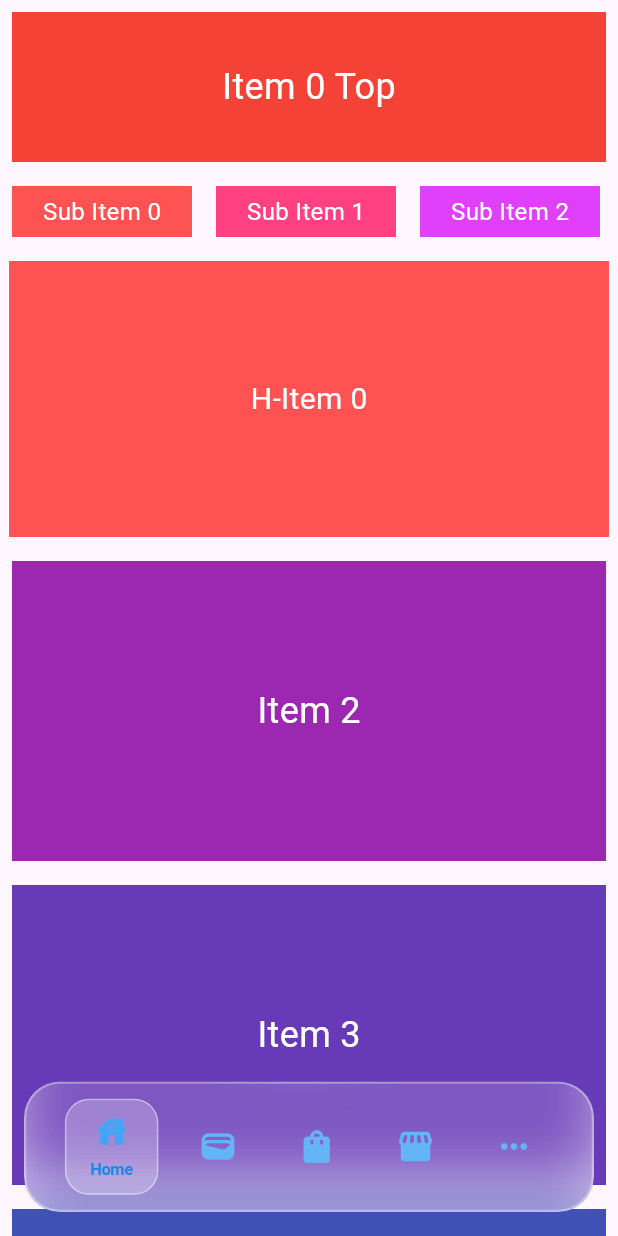
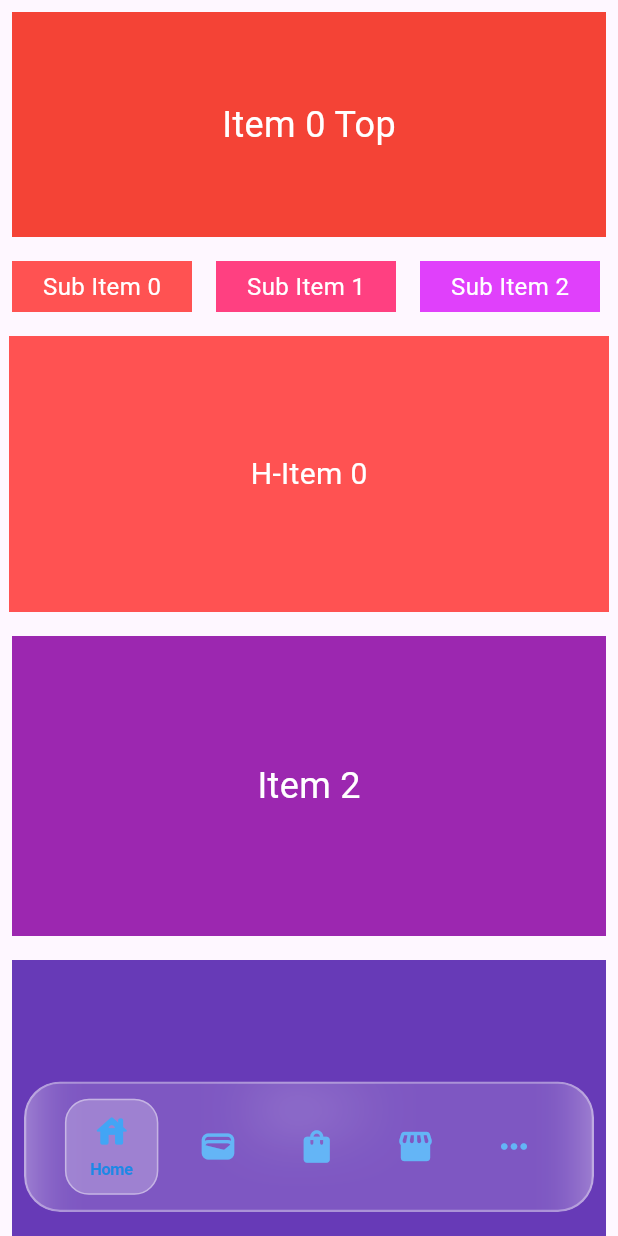
Before and after one commit to ikpil/Ratsbucks, a Flutter app: the screen it shows after launch, on a phone screen of 412 x 824 dp. Run offline on Flutter 3.47's test engine with Material 3 defaults, Android fonts, the light colour scheme and no system bars.

Commit message:
상단 헤더

```diff
--- a/lib/pages/views/home_view.dart
+++ b/lib/pages/views/home_view.dart
@@ -20,62 +20,19 @@ class _HomeViewState extends State<HomeView> {
             PointerDeviceKind.mouse,
           },
         ),
-        child: ListView.builder(
+        child: CustomScrollView(
           physics: const BouncingScrollPhysics(),
-          itemCount: 10,
-          itemBuilder: (context, index) {
-            if (index == 0) {
-              return Column(
-                mainAxisSize: MainAxisSize.min,
-                children: [
-                  // 상단 영역
-                  Container(
-                    height: 100,
-                    margin: const EdgeInsets.all(8.0),
-                    color: Colors.primaries[index % Colors.primaries.length],
-                    child: Center(
-                      child: Text(
-                        'Item $index Top',
-                        style: const TextStyle(color: Colors.white, fontSize: 24),
+          slivers: [
+            SliverPersistentHeader(
+              pinned: true,
+              delegate: _HomeHeaderDelegate(),
             ),
-                    ),
-                  ),
-                  // 하단 영역 (좌우 스크롤)
-                  SizedBox(
-                    height: 50,
-                    child: ScrollConfiguration(
-                      behavior: ScrollConfiguration.of(context).copyWith(
-                        dragDevices: {
-                          PointerDeviceKind.touch,
-                          PointerDeviceKind.mouse,
-                        },
-                      ),
-                      child: ListView.builder(
-                        scrollDirection: Axis.horizontal,
-                        physics: const BouncingScrollPhysics(),
-                        itemCount: 6,
-                        itemBuilder: (context, subIndex) {
-                          return Container(
-                            width: 120,
-                            margin: const EdgeInsets.all(8.0),
-                            color: Colors.accents[subIndex % Colors.accents.length],
-                            child: Center(
-                              child: Text(
-                                'Sub Item $subIndex',
-                                style: const TextStyle(
-                                    color: Colors.white, fontSize: 16),
-                              ),
-                            ),
-                          );
-                        },
-                      ),
-                    ),
-                  ),
-                ],
-              );
-            }
+            SliverList(
+              delegate: SliverChildBuilderDelegate(
+                (context, index) {
+                  final int itemIndex = index + 1;
 
-            if (index == 1) {
+                  if (itemIndex == 1) {
                     return SizedBox(
                       height: 200,
                       child: LayoutBuilder(
@@ -119,17 +76,101 @@ class _HomeViewState extends State<HomeView> {
                   return Container(
                     height: 200,
                     margin: const EdgeInsets.all(8.0),
-              color: Colors.primaries[index % Colors.primaries.length],
+                    color: Colors.primaries[itemIndex % Colors.primaries.length],
                     child: Center(
                       child: Text(
-                  'Item $index',
+                        'Item $itemIndex',
                         style: const TextStyle(color: Colors.white, fontSize: 24),
+                      ),
+                    ),
+                  );
+                },
+                childCount: 9,
+              ),
+            ),
+          ],
+        ),
+      ),
+    );
+  }
+}
+
+class _HomeHeaderDelegate extends SliverPersistentHeaderDelegate {
+  @override
+  Widget build(
+      BuildContext context, double shrinkOffset, bool overlapsContent) {
+    return Container(
+      color: Theme.of(context).scaffoldBackgroundColor,
+      child: Stack(
+        clipBehavior: Clip.none,
+        children: [
+          Positioned(
+            top: -shrinkOffset,
+            left: 0,
+            right: 0,
+            child: Column(
+              mainAxisSize: MainAxisSize.min,
+              children: [
+                // 상단 영역 (Top) - 스크롤 시 위로 사라짐
+                Container(
+                  height: 150,
+                  margin: const EdgeInsets.all(8.0),
+                  color: Colors.primaries[0],
+                  child: Center(
+                    child: Text(
+                      'Item 0 Top',
+                      style: const TextStyle(color: Colors.white, fontSize: 24),
+                    ),
+                  ),
+                ),
+                // 하단 영역 (Bottom) - 고정됨 (좌우 스크롤)
+                SizedBox(
+                  height: 50,
+                  child: ScrollConfiguration(
+                    behavior: ScrollConfiguration.of(context).copyWith(
+                      dragDevices: {
+                        PointerDeviceKind.touch,
+                        PointerDeviceKind.mouse,
+                      },
+                    ),
+                    child: ListView.builder(
+                      scrollDirection: Axis.horizontal,
+                      physics: const BouncingScrollPhysics(),
+                      itemCount: 6,
+                      itemBuilder: (context, subIndex) {
+                        return Container(
+                          width: 120,
+                          margin: const EdgeInsets.all(8.0),
+                          color:
+                              Colors.accents[subIndex % Colors.accents.length],
+                          child: Center(
+                            child: Text(
+                              'Sub Item $subIndex',
+                              style: const TextStyle(
+                                  color: Colors.white, fontSize: 16),
                             ),
                           ),
                         );
                       },
                     ),
                   ),
+                ),
+              ],
+            ),
+          ),
+        ],
+      ),
     );
   }
+
+  @override
+  double get maxExtent => 150 + 16 + 50; // 150(height) + 16(margin) + 50(height)
+
+  @override
+  double get minExtent => 16 + 50;
+
+  @override
+  bool shouldRebuild(covariant SliverPersistentHeaderDelegate oldDelegate) {
+    return false;
   }
+}
```
Lines whose indentation alone changed are shown as unchanged.
